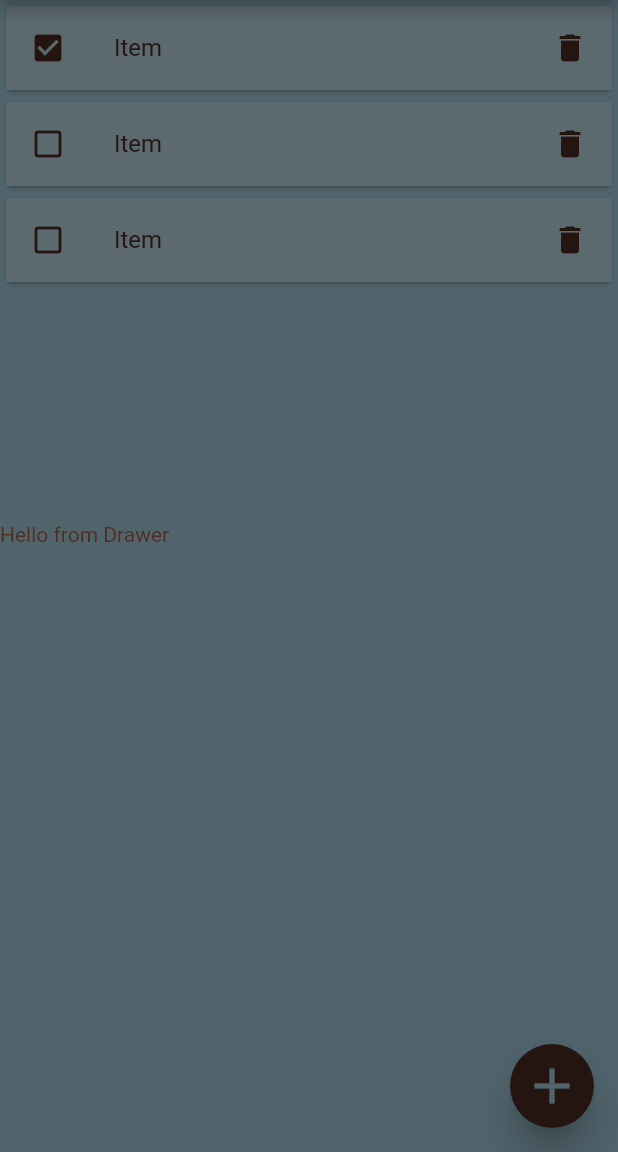
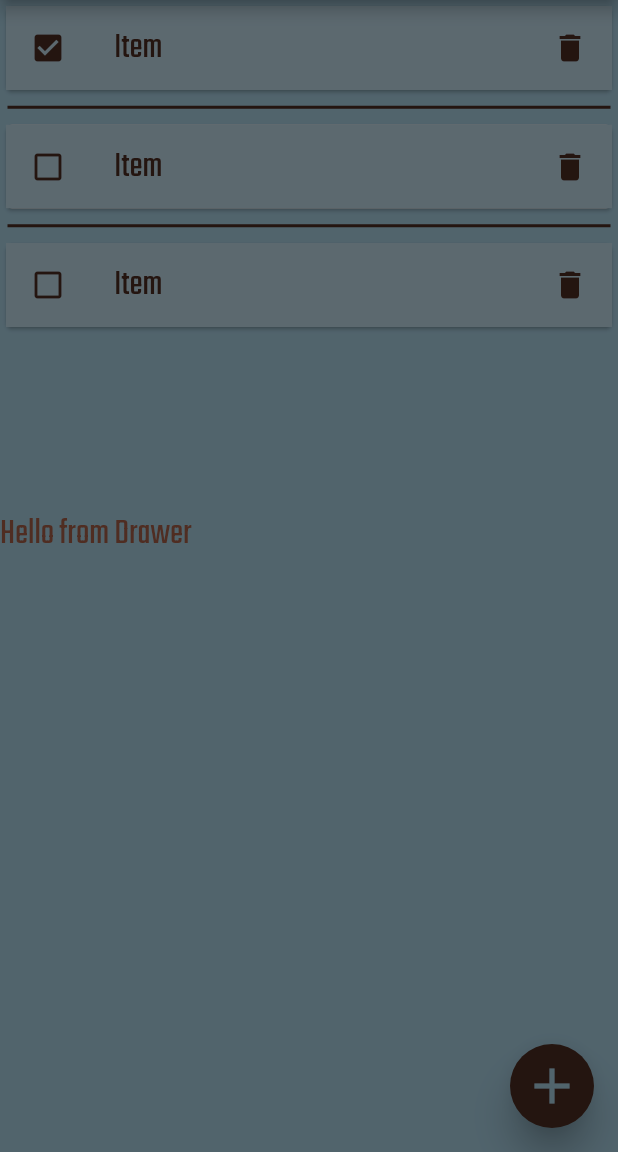
Before and after one commit to MertOzerdem/to_do_flutter, a Flutter app: the screen it shows after launch, with the side drawer open, on a phone screen of 412 x 824 dp, the part 84-1236 px from its top. Run offline on Flutter 3.47's test engine with Material 2 defaults, Android fonts, the phone set to English and light mode, and no system bars; our stand-ins replace google_fonts.

```diff
--- a/lib/main.dart
+++ b/lib/main.dart
@@ -1,6 +1,9 @@
 import 'package:flutter/material.dart';
+import 'package:google_fonts/google_fonts.dart';
 import 'package:to_do_flutter/widgets/add_item.dart';
 import 'package:to_do_flutter/widgets/to_do_list.dart';
+
+import 'models/item.dart';
 
 void main() {
   final MaterialColor primaryColor = App.createMaterialColor(
@@ -17,7 +20,7 @@ void main() {
   );
 }
 
-class App extends StatelessWidget {
+class App extends StatefulWidget {
   final MaterialColor primarySwatch;
   final MaterialColor secondarySwatch;
 
@@ -46,51 +49,101 @@ class App extends StatelessWidget {
   }
 
   @override
+  State<App> createState() => _AppState();
+}
+
+class _AppState extends State<App> {
+  List<Item> _itemList = [
+    Item(id: 1, title: 'Item 1', isCompleted: true),
+    Item(id: 2, title: 'Item 2', isCompleted: false),
+    Item(id: 3, title: 'Item 3', isCompleted: false),
+  ];
+
+  void addItem(List<Item> itemList) {
+    setState(() {
+      _itemList = [...itemList];
+    });
+  }
+
+  @override
   Widget build(BuildContext context) {
     return MaterialApp(
       debugShowCheckedModeBanner: false,
       title: 'To Do',
       theme: ThemeData(
         colorScheme: ColorScheme.fromSwatch(
-                  primarySwatch: primarySwatch,
-                  primaryColorDark: secondarySwatch)
-              .copyWith(secondary: secondarySwatch),
-          backgroundColor: primarySwatch,
-          scaffoldBackgroundColor: primarySwatch,
+                primarySwatch: widget.primarySwatch,
+                primaryColorDark: widget.secondarySwatch)
+            .copyWith(secondary: widget.secondarySwatch),
+        backgroundColor: widget.primarySwatch,
+        scaffoldBackgroundColor: widget.primarySwatch,
         iconTheme: Theme.of(context).iconTheme.copyWith(
-                color: primarySwatch,
+              color: widget.primarySwatch,
               size: 24,
             ),
         primaryIconTheme: IconThemeData(
-            color: primarySwatch,
+          color: widget.primarySwatch,
           size: 40,
         ),
-          textTheme: Theme.of(context).textTheme.apply(
-                bodyColor: secondarySwatch,
-                displayColor: secondarySwatch,
+        textTheme: GoogleFonts.tekoTextTheme(
+          Theme.of(context)
+              .textTheme
+              .copyWith(
+                bodyMedium: const TextStyle(
+                  fontSize: 24,
+                ),
+                titleMedium: const TextStyle(
+                  fontSize: 24,
+                ),
+              )
+              .apply(
+                bodyColor: widget.secondarySwatch,
+                displayColor: widget.secondarySwatch,
+              ),
         ),
         appBarTheme: AppBarTheme(
-            backgroundColor: secondarySwatch,
+          backgroundColor: widget.secondarySwatch,
           iconTheme: Theme.of(context).iconTheme.copyWith(
-                  color: primarySwatch,
+                color: widget.primarySwatch,
                 size: 40,
               ),
           titleTextStyle: TextStyle(
-              color: primarySwatch[500],
+            color: widget.primarySwatch[500],
             fontSize: 40,
           ),
         ),
         inputDecorationTheme: InputDecorationTheme(
-            labelStyle: TextStyle(color: secondarySwatch[500]),
-            hintStyle: TextStyle(color: secondarySwatch[500]),
-          )),
+          labelStyle: TextStyle(color: widget.secondarySwatch[500]),
+          hintStyle: TextStyle(color: widget.secondarySwatch[500]),
+        ),
+        dividerTheme: DividerThemeData(
+          endIndent: 5,
+          indent: 5,
+          space: 15,
+          thickness: 2,
+          color: widget.secondarySwatch,
+        ),
+        bottomSheetTheme: const BottomSheetThemeData(
+          backgroundColor: Colors.transparent,
+        ),
+        elevatedButtonTheme: ElevatedButtonThemeData(
+          style: ElevatedButton.styleFrom(
+            onPrimary: widget.secondarySwatch,
+            primary: widget.primarySwatch,
+            minimumSize: const Size(88, 36),
+            shape: const RoundedRectangleBorder(
+              borderRadius: BorderRadius.all(Radius.circular(100)),
+            ),
+          ),
+        ),
+      ),
       home: Builder(builder: (context) {
         return Scaffold(
           backgroundColor: Theme.of(context).colorScheme.primary,
           appBar: AppBar(
             title: const Text('What To Do?'),
           ),
-          body: const ToDoList(),
+          body: ToDoList(items: _itemList),
           drawer: const Text('Hello from Drawer'),
           floatingActionButton: Builder(
             builder: (context) {
@@ -105,8 +158,14 @@ class App extends StatelessWidget {
                 // onPressed: () => Scaffold.of(context).openDrawer(),
                 onPressed: () => showModalBottomSheet(
                     context: context,
+                    // shape: const RoundedRectangleBorder(
+                    //   borderRadius: BorderRadius.vertical(
+                    //     top: Radius.circular(10),
+                    //   ),
+                    // ), // you can use shape on modal directly to give background shape
+                    // you can also change bottomSheetTheme for bottomSheet style
                     builder: (context) {
-                      return AddItem();
+                      return AddItem(onSubmit: addItem, itemList: [..._itemList]);
                     }),
               );
             },
--- a/lib/widgets/to_do_list.dart
+++ b/lib/widgets/to_do_list.dart
@@ -4,15 +4,22 @@ import 'package:to_do_flutter/widgets/list_item.dart';
 import '../models/item.dart';
 
 class ToDoList extends StatefulWidget {
-  const ToDoList({Key? key}) : super(key: key);
+  final List<Item>? items;
+
+  const ToDoList({this.items, Key? key}) : super(key: key);
 
   @override
   // ignore: no_logic_in_create_state
-  State<ToDoList> createState() => _ToDoListState(toDoList: [
+  State<ToDoList> createState() => _ToDoListState(
+        toDoList: [
+          ...items ??
+              [
                 Item(id: 1, title: 'Item 1', isCompleted: true),
                 Item(id: 2, title: 'Item 2', isCompleted: false),
                 Item(id: 3, title: 'Item 3', isCompleted: false),
-      ]);
+              ]
+        ],
+      );
 }
 
 class _ToDoListState extends State<ToDoList> {
@@ -37,7 +44,9 @@ class _ToDoListState extends State<ToDoList> {
     return ListView.builder(
       itemCount: toDoList!.length,
       itemBuilder: (context, index) {
-        return Card(
+        return Column(
+          children: [
+            Card(
               child: ListItem(
                 item: toDoList![index],
                 index: index,
@@ -47,6 +56,9 @@ class _ToDoListState extends State<ToDoList> {
                   (toDoList as List<Item>)[index].id,
                 ), // or use toDoList![index].id which cast left side automatically
               ),
+            ),
+            if (toDoList!.length != index + 1) const Divider(),
+          ],
         );
       },
     );
```
Also changed, not shown: lib/widgets/add_item.dart (+68 -4 lines), pubspec.yaml (+4 -12 lines), pubspec.lock, 6 other files. Lines whose indentation alone changed are shown as unchanged.
